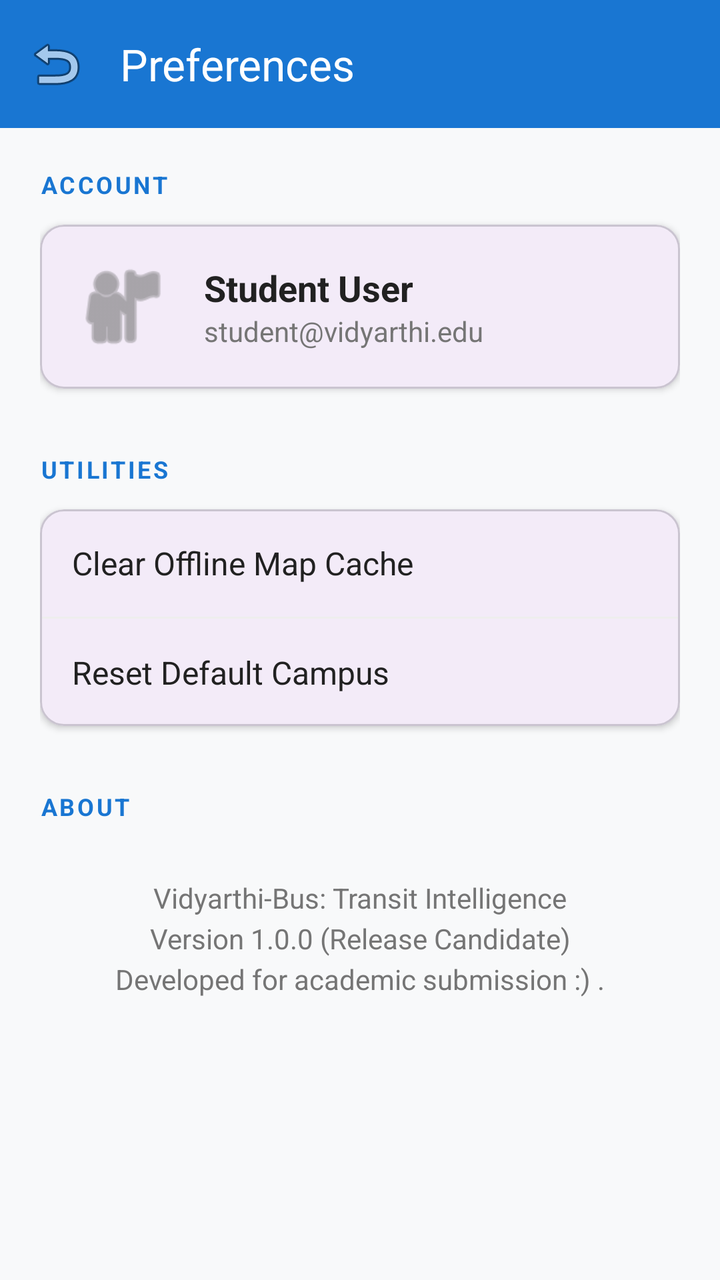
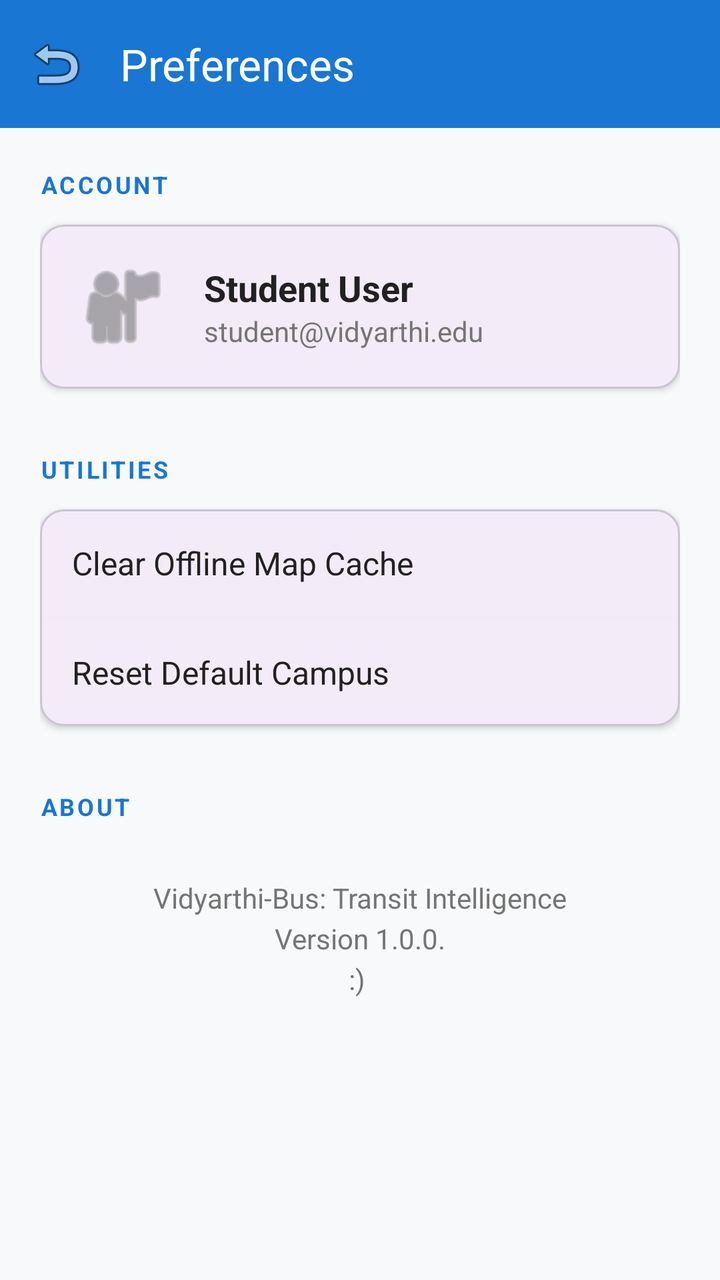

An Android layout rendered at two revisions. The XML below is the earlier revision; the diff shows what the commit changed to produce the second picture.
<!-- AndroidManifest.xml: application theme Theme.Material3.DayNight.NoActionBar -->
<!-- res/layout/activity_settings.xml -->
<?xml version="1.0" encoding="utf-8"?>
<LinearLayout xmlns:android="http://schemas.android.com/apk/res/android"
    xmlns:app="http://schemas.android.com/apk/res-auto"
    android:layout_width="match_parent"
    android:layout_height="match_parent"
    android:background="#F8F9FA"
    android:orientation="vertical">

    <com.google.android.material.appbar.AppBarLayout
        android:layout_width="match_parent"
        android:layout_height="wrap_content"
        app:elevation="0dp"
        android:background="#1976D2">

        <androidx.appcompat.widget.Toolbar
            android:id="@+id/toolbarSettings"
            android:layout_width="match_parent"
            android:layout_height="?attr/actionBarSize"
            app:title="Preferences"
            app:titleTextColor="#FFFFFF"
            app:navigationIcon="@android:drawable/ic_menu_revert" />
    </com.google.android.material.appbar.AppBarLayout>

    <ScrollView
        android:layout_width="match_parent"
        android:layout_height="match_parent">

        <LinearLayout
            android:layout_width="match_parent"
            android:layout_height="wrap_content"
            android:orientation="vertical"
            android:padding="20dp">

            
            <TextView
                android:layout_width="wrap_content"
                android:layout_height="wrap_content"
                android:text="ACCOUNT"
                android:textColor="#1976D2"
                android:textSize="12sp"
                android:textStyle="bold"
                android:letterSpacing="0.1" />

            <com.google.android.material.card.MaterialCardView
                android:layout_width="match_parent"
                android:layout_height="wrap_content"
                android:layout_marginTop="12dp"
                app:cardCornerRadius="12dp"
                app:cardElevation="2dp">

                <LinearLayout
                    android:layout_width="match_parent"
                    android:layout_height="wrap_content"
                    android:orientation="horizontal"
                    android:padding="16dp"
                    android:gravity="center_vertical">

                    <ImageView
                        android:layout_width="50dp"
                        android:layout_height="50dp"
                        android:src="@android:drawable/ic_menu_myplaces"
                        app:tint="#757575"/>

                    <LinearLayout
                        android:layout_width="wrap_content"
                        android:layout_height="wrap_content"
                        android:orientation="vertical"
                        android:layout_marginStart="16dp">
                        <TextView
                            android:id="@+id/tvStudentId"
                            android:layout_width="wrap_content"
                            android:layout_height="wrap_content"
                            android:text="Student User"
                            android:textColor="#212121"
                            android:textSize="18sp"
                            android:textStyle="bold"/>
                        <TextView
                            android:id="@+id/tvStudentEmail"
                            android:layout_width="wrap_content"
                            android:layout_height="wrap_content"
                            android:text="student@vidyarthi.edu"
                            android:textColor="#757575"
                            android:textSize="14sp"/>
                    </LinearLayout>
                </LinearLayout>
            </com.google.android.material.card.MaterialCardView>

            
            <TextView
                android:layout_width="wrap_content"
                android:layout_height="wrap_content"
                android:layout_marginTop="32dp"
                android:text="UTILITIES"
                android:textColor="#1976D2"
                android:textSize="12sp"
                android:textStyle="bold"
                android:letterSpacing="0.1" />

            <com.google.android.material.card.MaterialCardView
                android:layout_width="match_parent"
                android:layout_height="wrap_content"
                android:layout_marginTop="12dp"
                app:cardCornerRadius="12dp"
                app:cardElevation="2dp">

                <LinearLayout
                    android:layout_width="match_parent"
                    android:layout_height="wrap_content"
                    android:orientation="vertical">

                    <TextView
                        android:id="@+id/btnClearCache"
                        android:layout_width="match_parent"
                        android:layout_height="wrap_content"
                        android:padding="16dp"
                        android:text="Clear Offline Map Cache"
                        android:textColor="#212121"
                        android:textSize="16sp"
                        android:background="?attr/selectableItemBackground"/>

                    <View android:layout_width="match_parent" android:layout_height="1dp" android:background="#EEEEEE"/>

                    <TextView
                        android:id="@+id/btnResetCampus"
                        android:layout_width="match_parent"
                        android:layout_height="wrap_content"
                        android:padding="16dp"
                        android:text="Reset Default Campus"
                        android:textColor="#212121"
                        android:textSize="16sp"
                        android:background="?attr/selectableItemBackground"/>
                </LinearLayout>
            </com.google.android.material.card.MaterialCardView>

            
            <TextView
                android:layout_width="wrap_content"
                android:layout_height="wrap_content"
                android:layout_marginTop="32dp"
                android:text="ABOUT"
                android:textColor="#1976D2"
                android:textSize="12sp"
                android:textStyle="bold"
                android:letterSpacing="0.1" />

            <TextView
                android:layout_width="match_parent"
                android:layout_height="wrap_content"
                android:layout_marginTop="12dp"
                android:text="Vidyarthi-Bus: Transit Intelligence\nVersion 1.0.0 (Release Candidate)\nDeveloped for academic submission :) ."
                android:textColor="#757575"
                android:textSize="14sp"
                android:lineSpacingExtra="4dp"
                android:gravity="center"
                android:padding="16dp"/>

        </LinearLayout>
    </ScrollView>
</LinearLayout>
<!-- resources referenced by this layout -->
<resources>

</resources>

<!-- the commit's change to res/layout/activity_settings.xml (unified diff, before → after) -->
@@ -147,7 +147,7 @@
                 android:layout_width="match_parent"
                 android:layout_height="wrap_content"
                 android:layout_marginTop="12dp"
-                android:text="Vidyarthi-Bus: Transit Intelligence\nVersion 1.0.0 (Release Candidate)\nDeveloped for academic submission :) ."
+                android:text="Vidyarthi-Bus: Transit Intelligence\nVersion 1.0.0.\n:) "
                 android:textColor="#757575"
                 android:textSize="14sp"
                 android:lineSpacingExtra="4dp"
